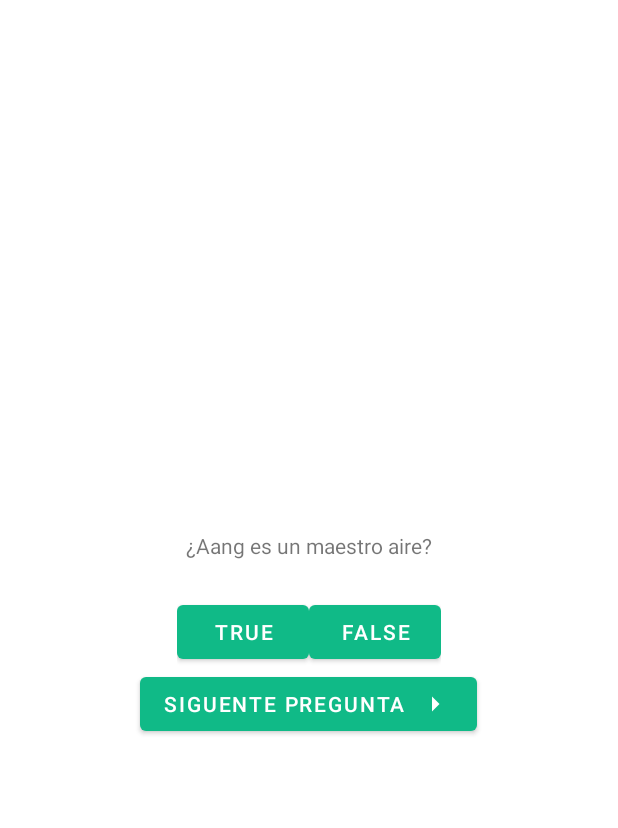
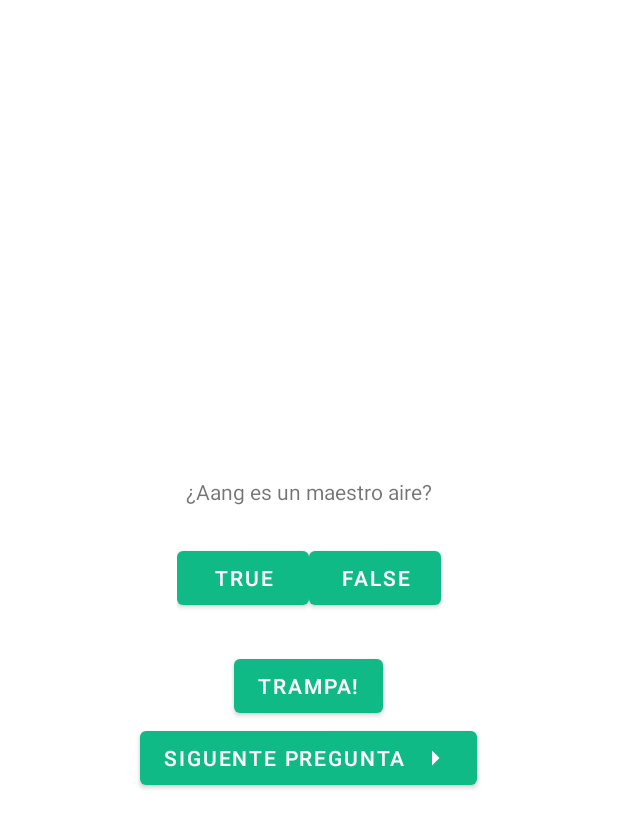
Before and after one commit to JMGR95/Quiz2, an Android app: the layout activity_main.xml on its own in the app's theme, with its tools: preview values and no code run, on a phone screen of 412 x 824 dp. Shown: the top 828 px of the screen. Run offline under Robolectric (Android 15) with nearby library versions, the phone set to English and light mode, and no system bars.

```diff
--- a/app/src/main/res/layout-land/activity_main.xml
+++ b/app/src/main/res/layout-land/activity_main.xml
@@ -36,7 +36,15 @@
             android:layout_height="wrap_content"
             android:layout_weight="1"
             android:text="@string/false_button" />
+
     </LinearLayout>
+
+    <Button
+        android:id="@+id/cheat_button"
+        android:layout_width="wrap_content"
+        android:layout_height="wrap_content"
+        android:layout_marginTop="24dp"
+        android:text="@string/cheat_button" />
 
     <Button
         android:id="@+id/next_button"
--- a/app/src/main/res/layout/activity_main.xml
+++ b/app/src/main/res/layout/activity_main.xml
@@ -37,6 +37,13 @@
     </LinearLayout>
 
     <Button
+        android:id="@+id/cheat_button"
+        android:layout_width="wrap_content"
+        android:layout_height="wrap_content"
+        android:layout_marginTop="24dp"
+        android:text="@string/cheat_button" />
+
+    <Button
         android:id="@+id/next_button"
         android:layout_width="wrap_content"
         android:layout_height="wrap_content"
--- a/app/src/main/res/values/strings.xml
+++ b/app/src/main/res/values/strings.xml
@@ -15,10 +15,14 @@
     <string name="pregunta13">¿Bumi es el rey del reino tierra?</string>
     <string name="pregunta14">¿Hakoda es jefe de la tribu agua del norte?</string>
     <string name="pregunta15">¿Ozai es un maestro fuego?</string>
-
     <string name="true_button">True</string>
     <string name="false_button">False</string>
     <string name="correct_toast">Correcto!!</string>
     <string name="incorrect_toast">Incorrecto!!</string>
     <string name="next_button">Siguente pregunta</string>
+    <string name="warning_text">¿Estas seguro que quieres hacerlo?</string>
+    <string name="show_answer_button">Mostrar respuesta</string>
+    <string name="cheat_button">Trampa!</string>
+    <string name="judgment_toast">Hacer trampa esta mal.</string>
+
 </resources>
```
Also changed, not shown: app/src/main/AndroidManifest.xml (+7 -0 lines), app/src/main/java/guerrero/erick/quiz/CheatActivity.kt (added, +15 -0 lines), app/src/main/java/guerrero/erick/quiz/MainActivity.kt (+8 -0 lines), app/src/main/res/layout/activity_cheat.xml (added, +25 -0 lines).
